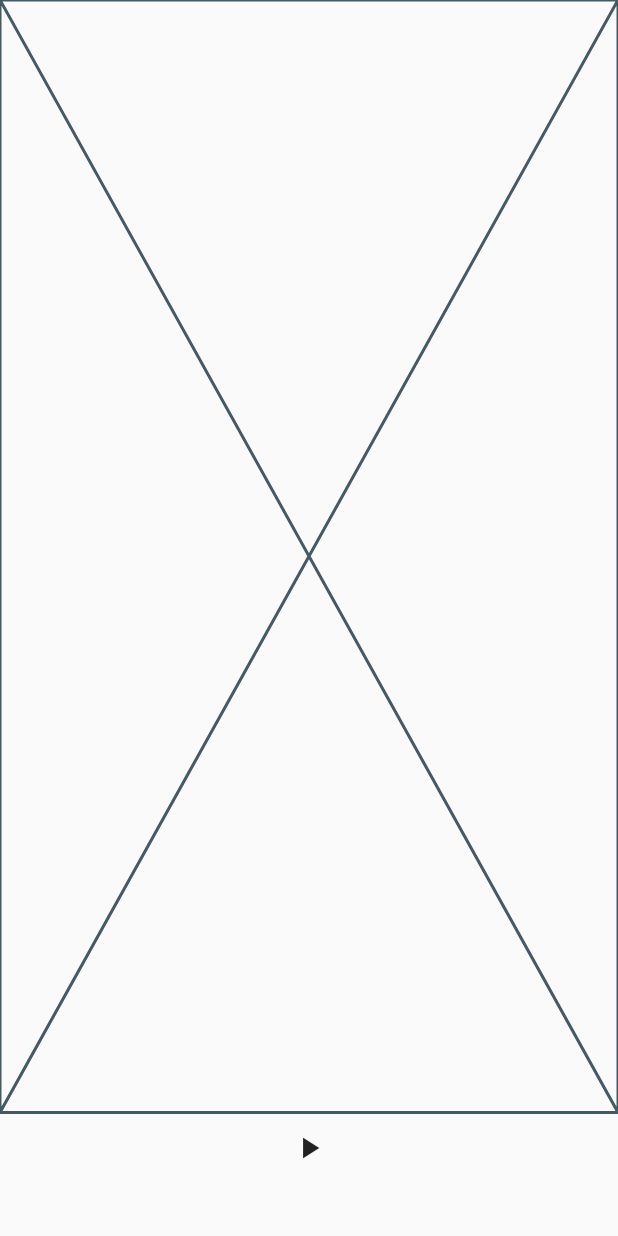
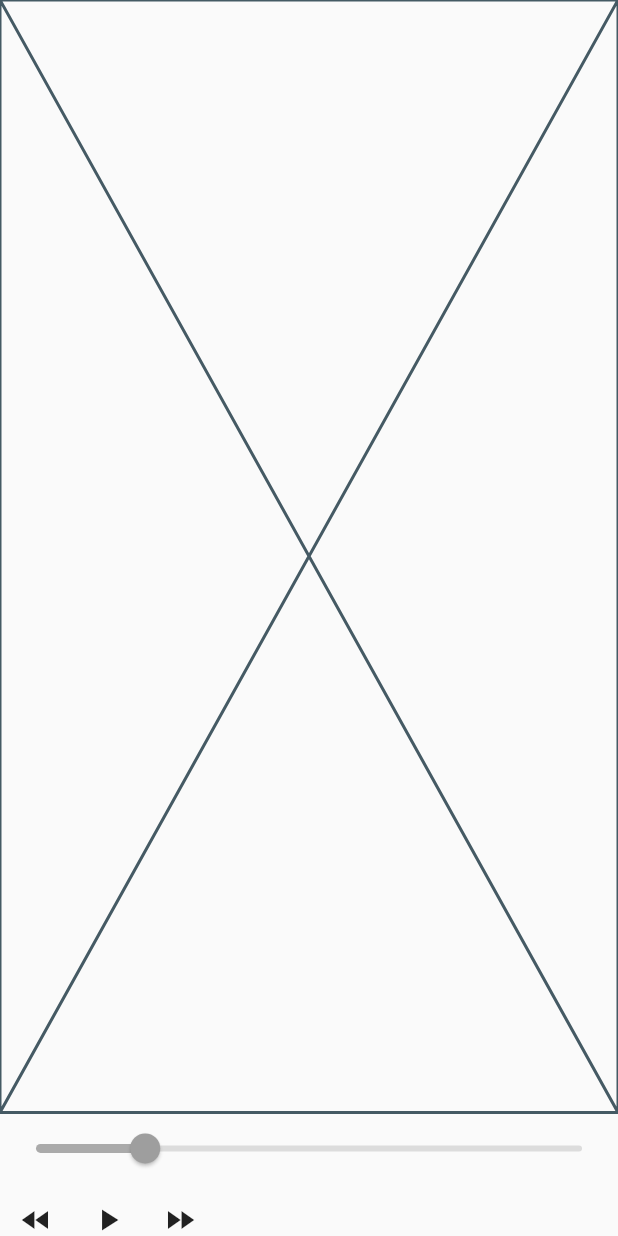
Before and after one commit to S-YOU/dashcast, a Flutter app: the screen it shows after launch, on a phone screen of 412 x 824 dp. Run offline on Flutter 3.47's test engine with Material 2 defaults, Android fonts, the phone set to English and light mode, and no system bars; missing offline and left inert: flutter_sound.

Commit message:
Working on PlaybackButtons (forward and rewind).

```diff
--- a/lib/main.dart
+++ b/lib/main.dart
@@ -23,6 +23,7 @@ class BoringPage extends StatelessWidget {
     );
   }
 }
+
 class DashCastApp extends StatelessWidget {
   @override
   Widget build(BuildContext context) {
@@ -52,30 +53,24 @@ class AudioControls extends StatelessWidget {
   }
 }
 
-class PlaybackButtons extends StatelessWidget {
+
+class PlaybackButtons extends StatefulWidget {
   @override
-  Widget build(BuildContext context) {
-    return Column(
-      children: <Widget>[PlaybackButton()],
-    );
-  }
+  _PlaybackButtonsState createState() => _PlaybackButtonsState();
 }
 
-class PlaybackButton extends StatefulWidget {
-  @override
-  _PlaybackButtonState createState() => _PlaybackButtonState();
-}
-
-class _PlaybackButtonState extends State<PlaybackButton> {
+class _PlaybackButtonsState extends State<PlaybackButtons> {
   bool _isPlaying = false;
   FlutterSound _sound;
   final _url =
       'https://incompetech.com/music/royalty-free/mp3-royaltyfree/Surf%20Shimmy.mp3';
+  double playPosition;
 
   @override
   void initState() {
     super.initState();
     _sound = new FlutterSound();
+    playPosition =  0;
   }
 
   void stop() async {
@@ -88,11 +83,39 @@ class _PlaybackButtonState extends State<PlaybackButton> {
     print('startPlayer: $path');
   }
 
+  void fastForward(args) {
+
+  }
+
+  void fastRewind(args) {
+
+  }
+
   @override
   Widget build(BuildContext context) {
-    return IconButton(
-      icon: Icon(_isPlaying ? Icons.stop : Icons.play_arrow),
-      onPressed: () => _playSound(),
+    return Column(
+      mainAxisAlignment: MainAxisAlignment.center,
+      children: <Widget>[
+        Slider(
+          value: 0.2,
+        ),
+        Row(
+          children: <Widget>[
+            IconButton(
+              icon: Icon(Icons.fast_rewind),
+              onPressed: () => {},
+            ),
+            IconButton(
+              icon: Icon(_isPlaying ? Icons.stop : Icons.play_arrow),
+              onPressed: () => _playSound(),
+            ),
+            IconButton(
+              icon: Icon(Icons.fast_forward),
+              onPressed: () => {},
+            ),
+          ],
+        ),
+      ],
     );
   }
 
```
